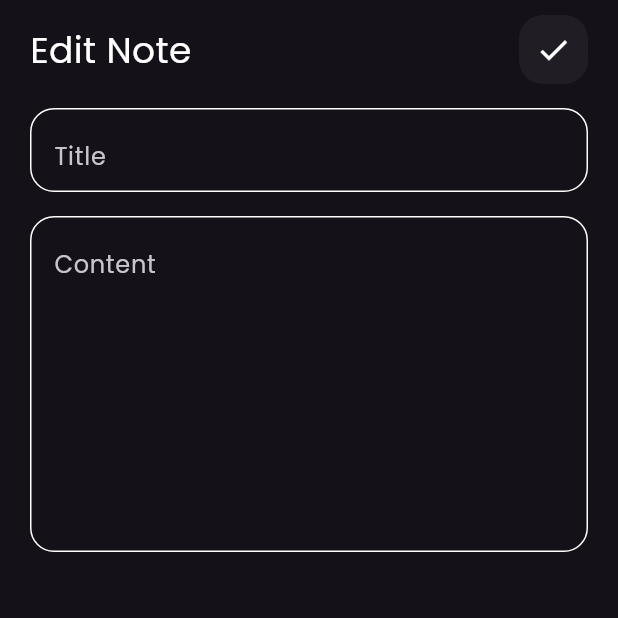
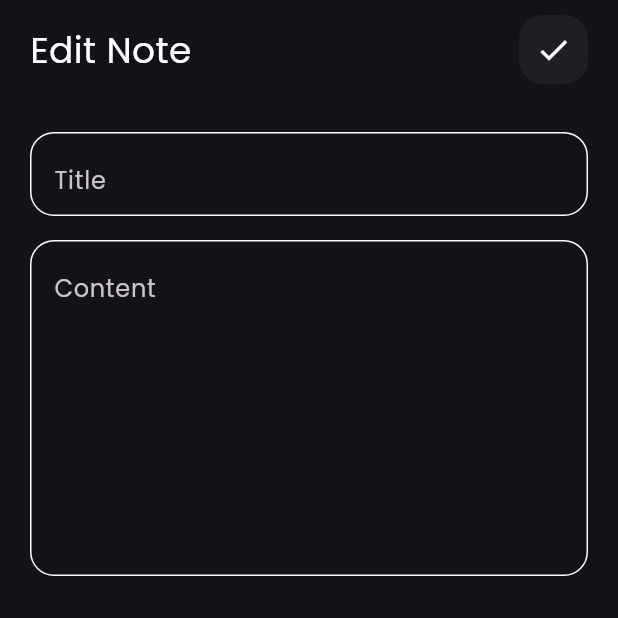
Before and after one commit to mahmoud575/note_app, a Flutter app: the EditNoteScreenBody screen opened directly, on a phone screen of 412 x 824 dp, the top half of it. Run offline on Flutter 3.47's test engine with Material 3 defaults, Android fonts, the phone set to English and light mode, and no system bars; our stand-ins replace font_awesome_flutter.

Commit message:
create note model

```diff
--- a/lib/widgets/custom_icon.dart
+++ b/lib/widgets/custom_icon.dart
@@ -7,7 +7,9 @@ class CustomIcon extends StatelessWidget {
 
   @override
   Widget build(BuildContext context) {
-    return  Container(
+    return  GestureDetector(
+      onTap: (){},
+      child: Container(
         height: 46,
         width: 46,
         decoration: BoxDecoration(
@@ -18,6 +20,7 @@ class CustomIcon extends StatelessWidget {
           icon ,
           size: 24,
         ),
+      ),
     );
   }
 }
--- a/lib/widgets/edit_note_screen_body.dart
+++ b/lib/widgets/edit_note_screen_body.dart
@@ -20,7 +20,7 @@ class EditNoteScreenBody extends StatelessWidget {
                   icon: Icons.check,
                 ),
                 SizedBox(
-                  height: 16,
+                  height: 32,
                 ),
                 CustomTextField(
                   hint: 'Title',
```
Also changed, not shown: lib/models/note_model.dart (added, +12 -0 lines). Lines whose indentation alone changed are shown as unchanged.
